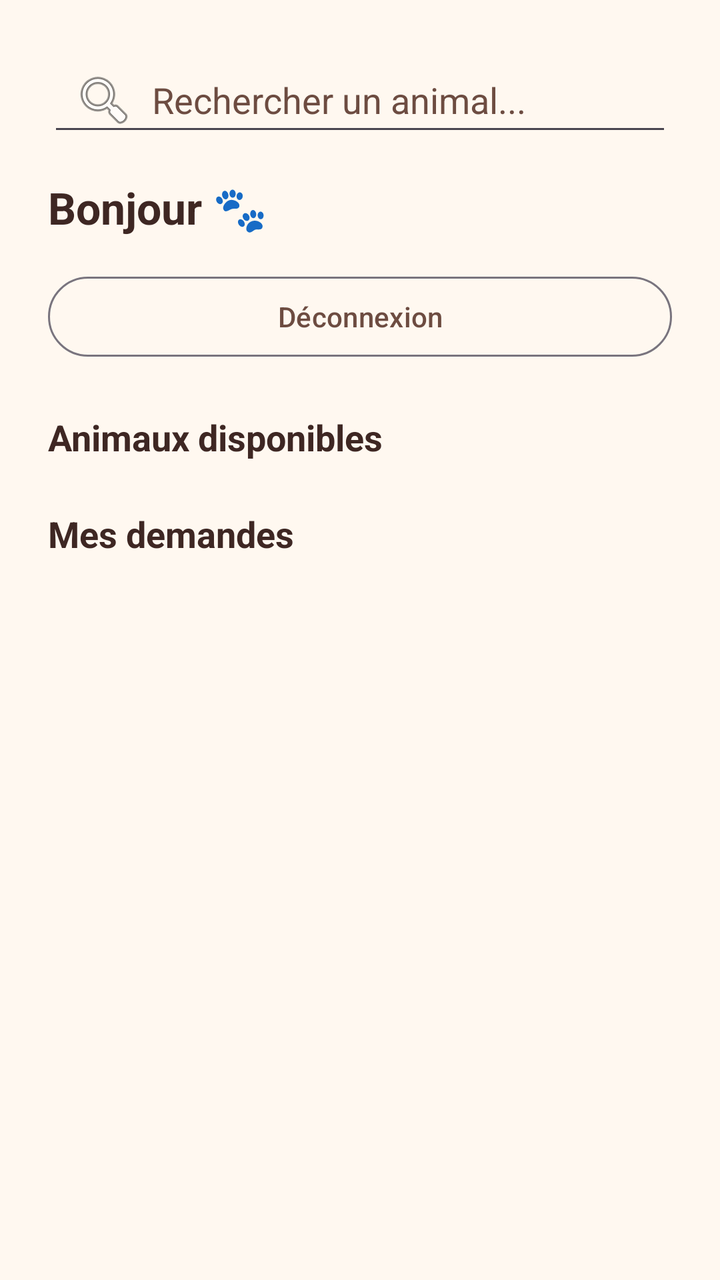
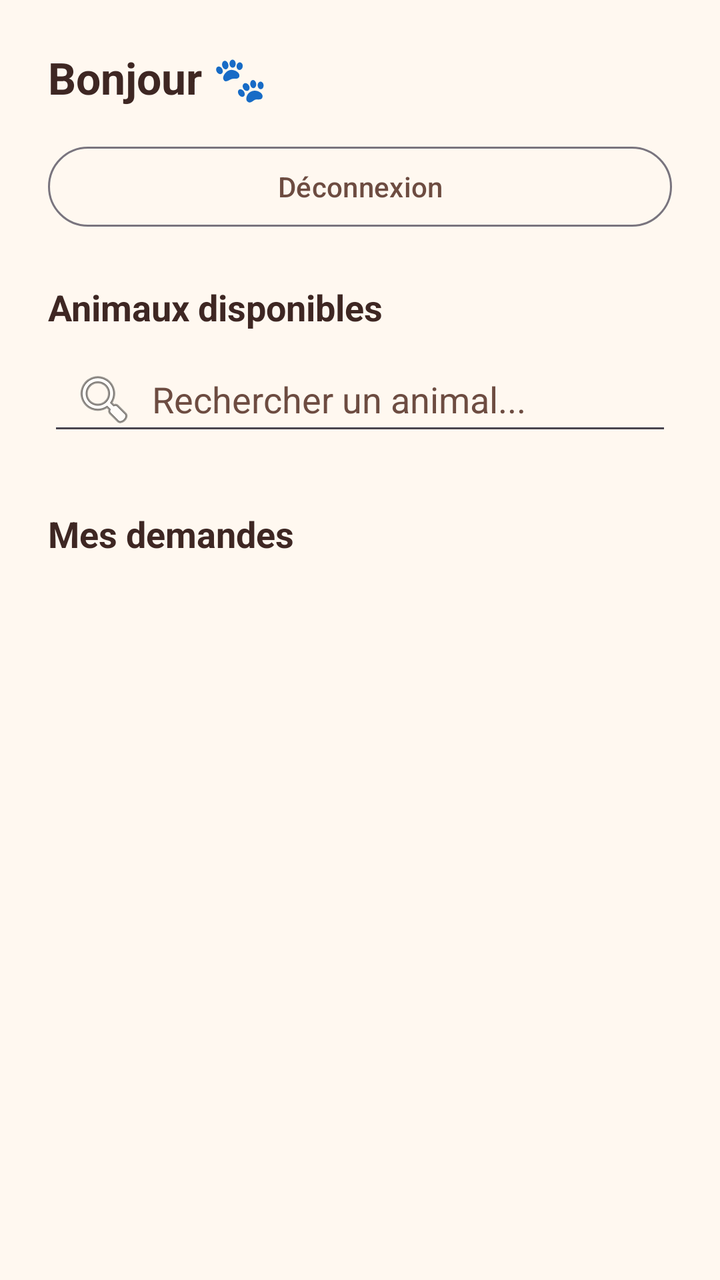

Screens rendered from an Android XML layout before and after an edit, with the pre-edit source and the edit as a unified diff.
<!-- AndroidManifest.xml: application theme Theme.WorkshopPetShelter -->
<!-- res/layout/activity_user_dashboard.xml -->
<ScrollView xmlns:android="http://schemas.android.com/apk/res/android"
    android:layout_width="match_parent"
    android:layout_height="match_parent"
    android:background="@color/app_background"
    android:fillViewport="true">

    <LinearLayout
        android:layout_width="match_parent"
        android:layout_height="wrap_content"
        android:orientation="vertical"
        android:padding="24dp">

        
        <EditText
            android:id="@+id/etSearch"
            android:layout_width="match_parent"
            android:layout_height="wrap_content"
            android:drawableStart="@android:drawable/ic_menu_search"
            android:drawablePadding="8dp"
            android:hint="Rechercher un animal..."
            android:inputType="text"
            android:maxLines="1"
            android:paddingStart="12dp"
            android:textColor="@color/text_primary"
            android:textColorHint="@color/accent" />

        <TextView
            android:id="@+id/tvGreeting"
            android:layout_width="match_parent"
            android:layout_height="wrap_content"
            android:layout_marginTop="16dp"
            android:text="Bonjour 🐾"
            android:textColor="@color/text_primary"
            android:textSize="22sp"
            android:textStyle="bold" />

        <com.google.android.material.button.MaterialButton
            android:id="@+id/btnLogout"
            style="@style/Widget.Material3.Button.OutlinedButton"
            android:layout_width="match_parent"
            android:layout_height="wrap_content"
            android:layout_marginTop="16dp"
            android:text="Déconnexion"
            android:textColor="@color/accent" />

        <TextView
            android:layout_width="match_parent"
            android:layout_height="wrap_content"
            android:layout_marginTop="24dp"
            android:text="Animaux disponibles"
            android:textColor="@color/text_primary"
            android:textSize="18sp"
            android:textStyle="bold" />

        
        <ListView
            android:id="@+id/lvAvailablePets"
            android:layout_width="match_parent"
            android:layout_height="wrap_content"
            android:nestedScrollingEnabled="false" />

        
        <TextView
            android:id="@+id/tvEmptyAvailable"
            android:layout_width="match_parent"
            android:layout_height="wrap_content"
            android:gravity="center"
            android:padding="16dp"
            android:text="Aucun animal disponible."
            android:textColor="@color/text_primary"
            android:textStyle="italic"
            android:visibility="gone" />

        <TextView
            android:layout_width="match_parent"
            android:layout_height="wrap_content"
            android:layout_marginTop="24dp"
            android:text="Mes demandes"
            android:textColor="@color/text_primary"
            android:textSize="18sp"
            android:textStyle="bold" />

        <ListView
            android:id="@+id/lvMyRequests"
            android:layout_width="match_parent"
            android:layout_height="wrap_content"
            android:layout_marginBottom="16dp"
            android:nestedScrollingEnabled="false" />

        <TextView
            android:id="@+id/tvEmptyRequests"
            android:layout_width="match_parent"
            android:layout_height="wrap_content"
            android:gravity="center"
            android:padding="16dp"
            android:text="Aucune demande."
            android:textColor="@color/text_primary"
            android:textStyle="italic"
            android:visibility="gone" />

    </LinearLayout>

</ScrollView>
<!-- resources referenced by this layout -->
<resources>
  <color name="accent">#6D4C41</color>
  <color name="app_background">#FFF8F0</color>
  <color name="text_primary">#3E2723</color>
  <style name="Theme.WorkshopPetShelter" parent="Theme.Material3.DayNight.NoActionBar" />
</resources>

<!-- the commit's change to res/layout/activity_user_dashboard.xml (unified diff, before → after) -->
@@ -10,25 +10,10 @@
         android:orientation="vertical"
         android:padding="24dp">
 
-        
-        <EditText
-            android:id="@+id/etSearch"
-            android:layout_width="match_parent"
-            android:layout_height="wrap_content"
-            android:drawableStart="@android:drawable/ic_menu_search"
-            android:drawablePadding="8dp"
-            android:hint="Rechercher un animal..."
-            android:inputType="text"
-            android:maxLines="1"
-            android:paddingStart="12dp"
-            android:textColor="@color/text_primary"
-            android:textColorHint="@color/accent" />
-
         <TextView
             android:id="@+id/tvGreeting"
             android:layout_width="match_parent"
             android:layout_height="wrap_content"
-            android:layout_marginTop="16dp"
             android:text="Bonjour 🐾"
             android:textColor="@color/text_primary"
             android:textSize="22sp"
@@ -53,10 +38,26 @@
             android:textStyle="bold" />
 
         
+        <EditText
+            android:id="@+id/etSearchAvailable"
+            android:layout_width="match_parent"
+            android:layout_height="wrap_content"
+            android:layout_marginTop="8dp"
+            android:drawableStart="@android:drawable/ic_menu_search"
+            android:drawablePadding="8dp"
+            android:hint="Rechercher un animal..."
+            android:inputType="text"
+            android:paddingStart="12dp"
+            android:singleLine="true"
+            android:textColor="@color/text_primary"
+            android:textColorHint="@color/accent" />
+
+        
         <ListView
             android:id="@+id/lvAvailablePets"
             android:layout_width="match_parent"
             android:layout_height="wrap_content"
+            android:layout_marginTop="8dp"
             android:nestedScrollingEnabled="false" />
 
         
